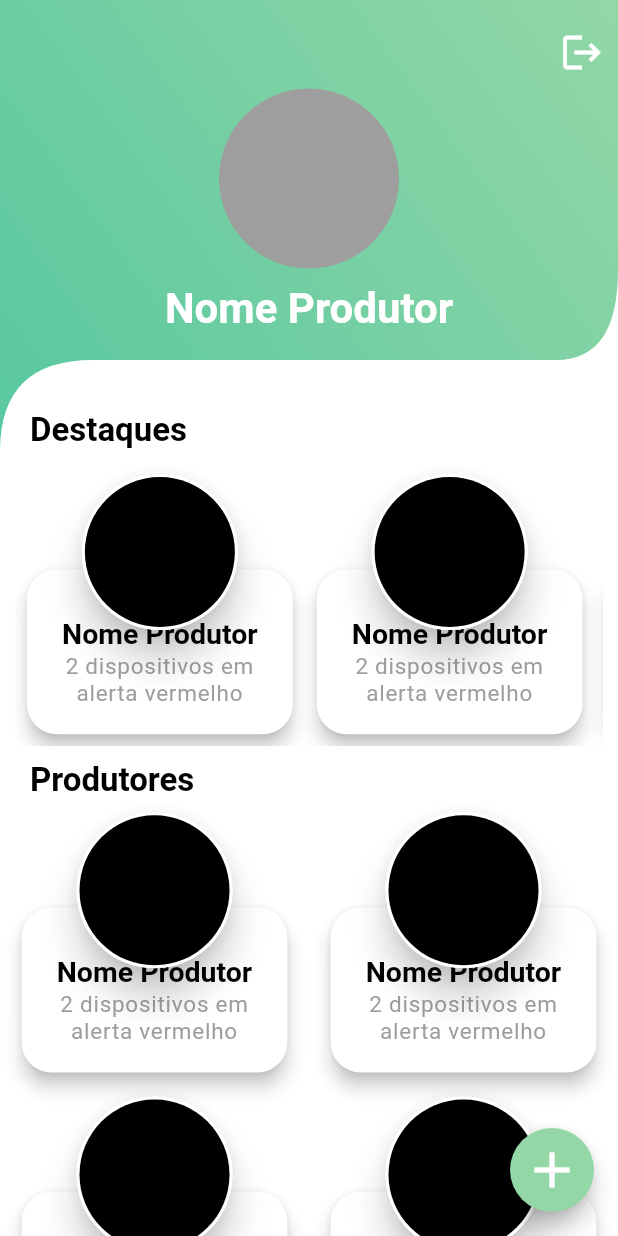
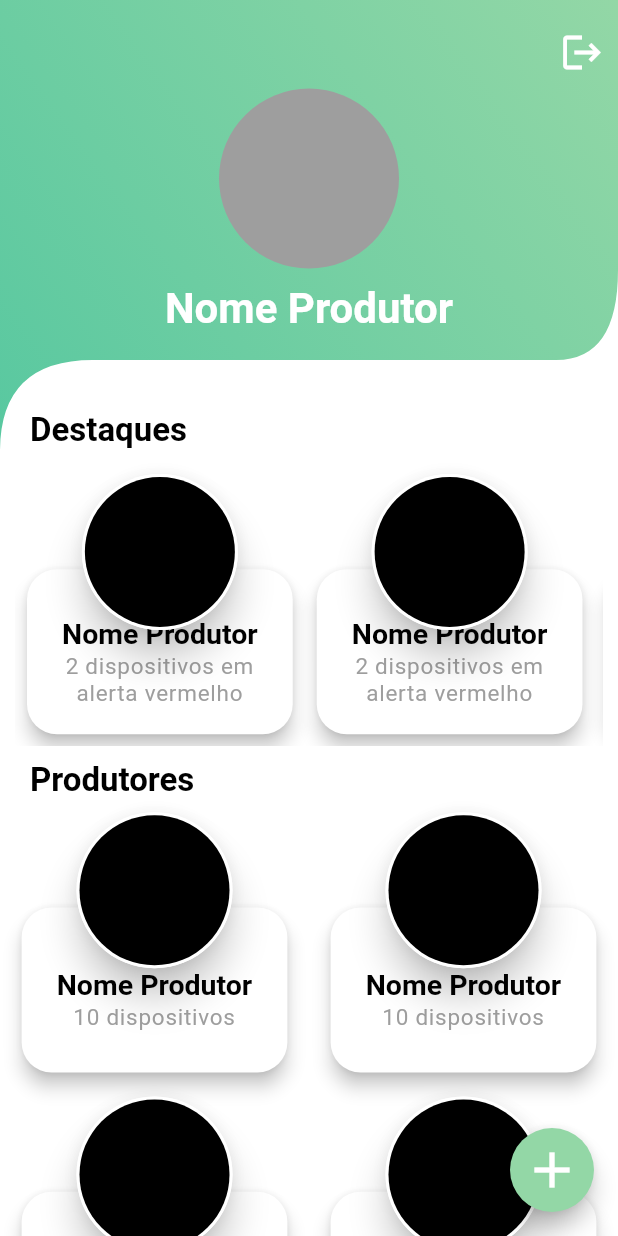
Before and after one commit to RobertoFMBarreto/guardian-people, a Flutter app: the ProducerPage screen opened by its route, after a tap on the "delete forever" icon, on a phone screen of 412 x 824 dp. Run offline on Flutter 3.47's test engine with Material 2 defaults, Android fonts, the phone set to English and light mode, and no system bars.

Commit message:
changed producer class to receive producer info

```diff
--- a/lib/main.dart
+++ b/lib/main.dart
@@ -27,7 +27,7 @@ class MyApp extends StatelessWidget {
         useMaterial3: true,
         textTheme: const TextTheme(
           bodyLarge: TextStyle(color: gdTextColor),
-          bodyMedium: TextStyle(color: gdTextColor),
+          bodyMedium: TextStyle(color: gdSecondaryTextColor),
           bodySmall: TextStyle(color: gdTextColor),
           headlineLarge: TextStyle(color: gdTextColor),
           headlineMedium: TextStyle(color: gdTextColor, fontWeight: FontWeight.bold),
--- a/lib/widgets/device_item.dart
+++ b/lib/widgets/device_item.dart
@@ -20,14 +20,21 @@ class DeviceItem extends StatelessWidget {
     ThemeData theme = Theme.of(context);
 
     return Padding(
-      padding: const EdgeInsets.symmetric(horizontal: 20.0),
+      padding: const EdgeInsets.symmetric(
+        horizontal: 20.0,
+        vertical: 8.0,
+      ),
       child: Row(
         crossAxisAlignment: CrossAxisAlignment.center,
         mainAxisAlignment: MainAxisAlignment.spaceBetween,
         children: [
           const Expanded(
-            flex: 1,
-            child: Icon(Icons.sensors),
+            flex: 2,
+            child: Icon(
+              Icons.sensors,
+              size: 35,
+              color: gdSecondaryColor,
+            ),
           ),
           Expanded(
             flex: 10,
@@ -35,18 +42,18 @@ class DeviceItem extends StatelessWidget {
               padding: const EdgeInsets.symmetric(horizontal: 10.0),
               child: Column(
                 crossAxisAlignment: CrossAxisAlignment.start,
+                mainAxisAlignment: MainAxisAlignment.center,
                 children: [
                   Text(
                     deviceImei.toString(),
                     style: theme.textTheme.bodyLarge!.copyWith(
                       fontWeight: FontWeight.w600,
+                      fontSize: 18,
                     ),
                   ),
                   Text(
-                    deviceData.toString(),
-                    style: theme.textTheme.bodyLarge!.copyWith(
-                      color: gdSecondaryTextColor,
-                    ),
+                    '${deviceData.toString()}/10MB',
+                    style: theme.textTheme.bodyMedium!.copyWith(),
                   ),
                 ],
               ),
@@ -56,11 +63,17 @@ class DeviceItem extends StatelessWidget {
             flex: 1,
             child: Column(
               crossAxisAlignment: CrossAxisAlignment.start,
+              mainAxisAlignment: MainAxisAlignment.center,
               children: [
                 DeviceWidgetProvider.getBatteryWidget(
-                    deviceBattery: deviceBattery, color: theme.colorScheme.secondary),
+                  deviceBattery: deviceBattery,
+                  color: theme.colorScheme.secondary,
+                ),
                 Text(
                   '${deviceBattery.toString()}%',
+                  style: theme.textTheme.bodyMedium!.copyWith(
+                    fontWeight: FontWeight.w500,
+                  ),
                 ),
               ],
             ),
--- a/lib/widgets/pages/admin/admin_home/highlights.dart
+++ b/lib/widgets/pages/admin/admin_home/highlights.dart
@@ -21,7 +21,11 @@ class Highlights extends StatelessWidget {
           child: ListView.builder(
             scrollDirection: Axis.horizontal,
             itemCount: 10,
-            itemBuilder: (context, index) => Producer(),
+            itemBuilder: (context, index) => const Producer(
+              producerName: 'Nome Produtor',
+              devicesInfo: '2 dispositivos em alerta vermelho',
+              imageUrl: '',
+            ),
           ),
         ),
       ),
--- a/lib/widgets/pages/admin/admin_home/producers.dart
+++ b/lib/widgets/pages/admin/admin_home/producers.dart
@@ -16,7 +16,11 @@ class Producers extends StatelessWidget {
         mainAxisExtent: deviceHeight * 0.23,
       ),
       itemCount: 10,
-      itemBuilder: (context, index) => Producer(),
+      itemBuilder: (context, index) => const Producer(
+        producerName: 'Nome Produtor',
+        devicesInfo: '10 dispositivos',
+        imageUrl: '',
+      ),
     );
   }
 }
--- a/lib/widgets/producer.dart
+++ b/lib/widgets/producer.dart
@@ -4,7 +4,15 @@ import 'package:guardian/colors.dart';
 import 'circle_avatar_border.dart';
 
 class Producer extends StatelessWidget {
-  const Producer({super.key});
+  final String producerName;
+  final String devicesInfo;
+  final String imageUrl;
+  const Producer({
+    super.key,
+    required this.producerName,
+    required this.devicesInfo,
+    required this.imageUrl,
+  });
 
   @override
   Widget build(BuildContext context) {
@@ -33,7 +41,7 @@ class Producer extends StatelessWidget {
                         mainAxisAlignment: MainAxisAlignment.center,
                         children: [
                           Text(
-                            'Nome Produtor',
+                            producerName,
                             style: theme.textTheme.headlineSmall!.copyWith(
                               fontWeight: FontWeight.bold,
                               fontSize: 19,
@@ -41,7 +49,7 @@ class Producer extends StatelessWidget {
                             textAlign: TextAlign.center,
                           ),
                           Text(
-                            '2 dispositivos em alerta vermelho',
+                            devicesInfo,
                             style: theme.textTheme.bodyLarge!.copyWith(
                               color: gdSecondaryTextColor,
                               fontSize: 15,
```
